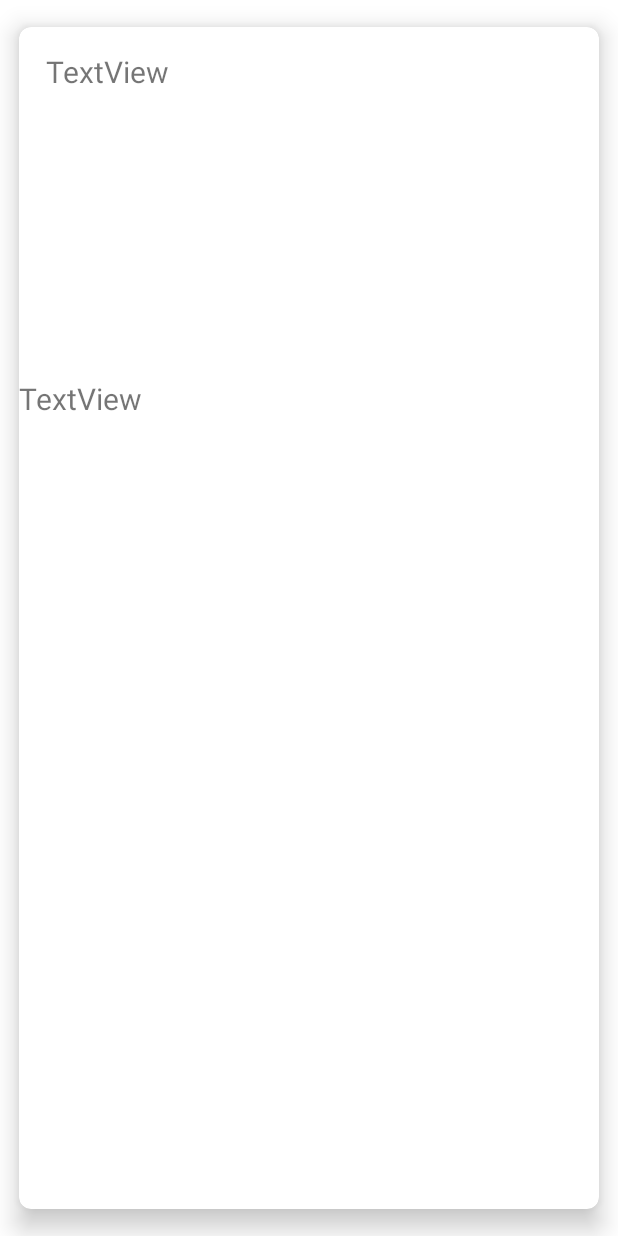
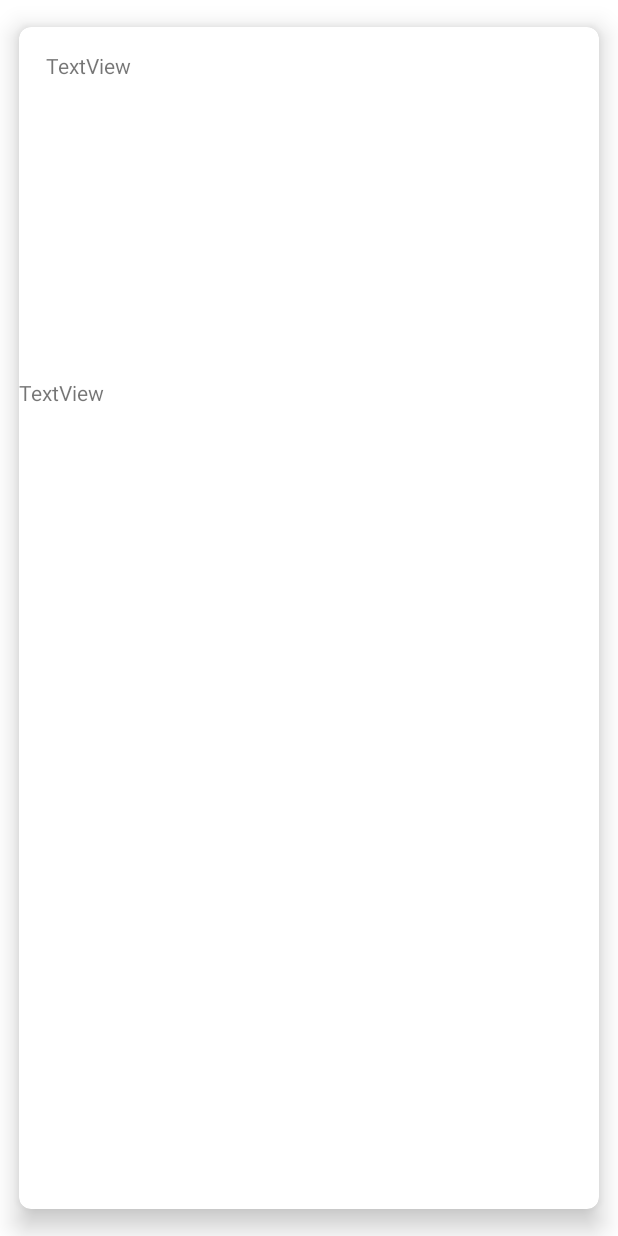
Before and after one commit to Ahmedshafie161/WebApp, an Android app: the layout post_layout.xml on its own in the app's theme, with its tools: preview values and no code run, on a phone screen of 412 x 824 dp. Run offline under Robolectric (Android 15) with nearby library versions, the phone set to English and light mode, and no system bars.

Commit message:
sec commit pc

```diff
--- a/app/src/main/res/layout/post_layout.xml
+++ b/app/src/main/res/layout/post_layout.xml
@@ -21,7 +21,6 @@
             android:layout_height="186dp"
             android:layout_marginTop="16dp"
             android:text="TextView"
-            android:textSize="20sp"
             app:layout_constraintEnd_toEndOf="parent"
             app:layout_constraintStart_toStartOf="parent"
             app:layout_constraintTop_toTopOf="parent" />
@@ -32,7 +31,6 @@
             android:layout_height="195dp"
             android:layout_marginTop="32dp"
             android:text="TextView"
-            android:textSize="20sp"
             app:layout_constraintEnd_toEndOf="parent"
             app:layout_constraintStart_toStartOf="parent"
             app:layout_constraintTop_toBottomOf="@+id/tv_title" />
```
